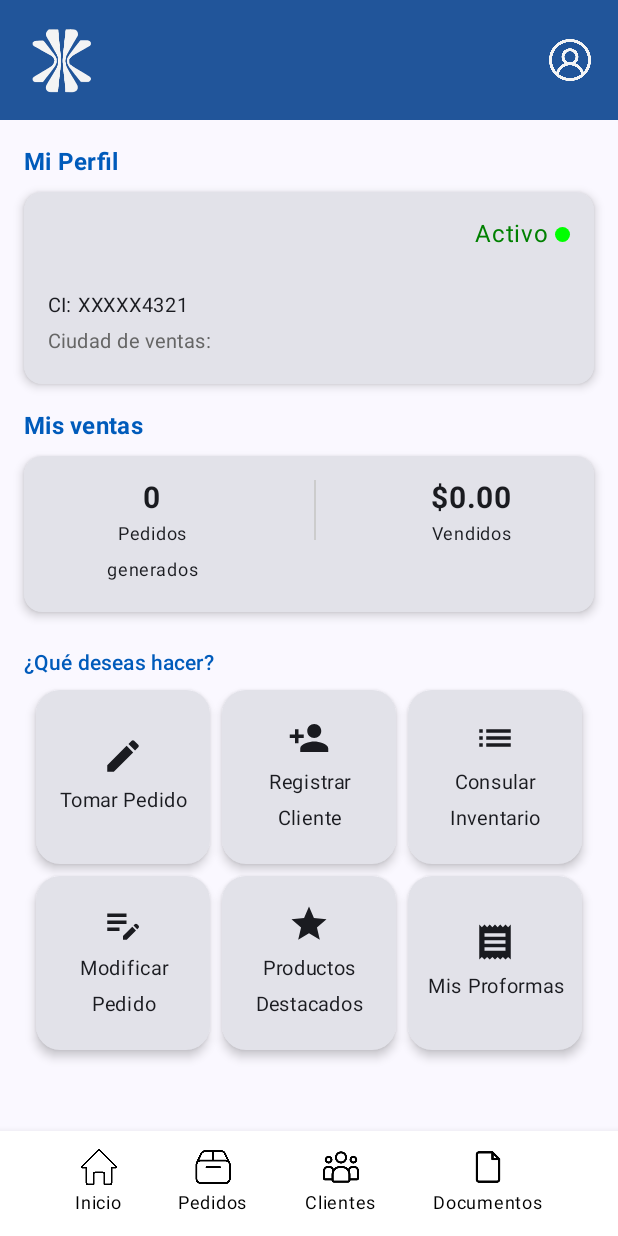
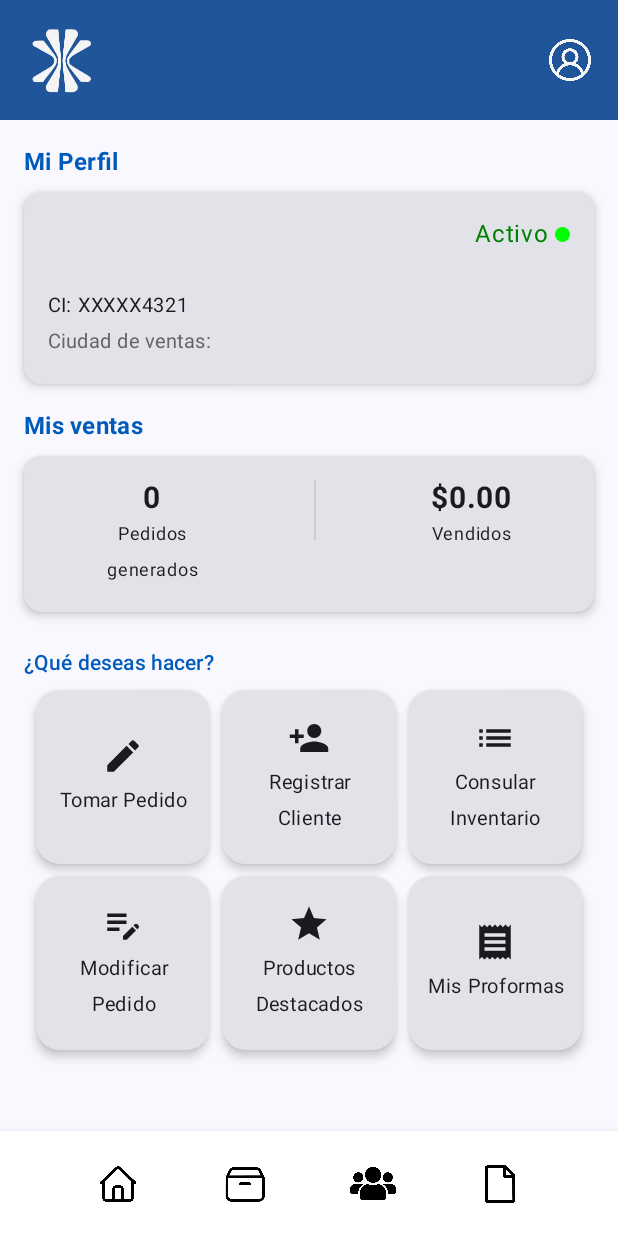
Before and after one commit to PaulCabreraEPN/MOVIL-PRIMA_S.A, an Android app built with Jetpack Compose: the MainScreenActivity screen opened directly, with no data from a screen before it, on a phone screen of 412 x 824 dp. Run offline under Robolectric (Android 15) with nearby library versions, the phone set to English and light mode, and no system bars; our stand-ins replace Dagger/Hilt's generated code; pictures from the network do not load.

Commit message:
New Style in BottomNavBar

```diff
--- a/app/src/main/java/com/example/primasaapp_mvil/view/components/BottomNavBar.kt
+++ b/app/src/main/java/com/example/primasaapp_mvil/view/components/BottomNavBar.kt
@@ -38,16 +38,16 @@ fun BottomNavBar(navController: NavController) {
             horizontalArrangement = Arrangement.SpaceEvenly,
             verticalAlignment = Alignment.CenterVertically
         ) {
-            BottomNavItem(icon = R.drawable.ic_home, label = "Inicio") {
+            BottomNavItem(icon = R.drawable.home_ic_b, label = "Inicio") {
                 navController.navigate("home")
             }
-            BottomNavItem(icon = R.drawable.ic_orders, label = "Pedidos") {
+            BottomNavItem(icon = R.drawable.orders_ic_b, label = "Pedidos") {
                 navController.navigate("inventory")
             }
-            BottomNavItem(icon = R.drawable.ic_clients, label = "Clientes") {
+            BottomNavItem(icon = R.drawable.clients_ic_b, label = "Clientes") {
                 navController.navigate("clients")
             }
-            BottomNavItem(icon = R.drawable.ic_documents, label = "Documentos") {
+            BottomNavItem(icon = R.drawable.document_ic_b, label = "Documentos") {
                 navController.navigate("orders")
             }
         }
@@ -59,19 +59,14 @@ fun BottomNavItem(icon: Int, label: String, onClick: () -> Unit) {
     Column(
         modifier = Modifier
             .clickable { onClick() }
-            .padding(4.dp),
+            .padding(6.dp),
         horizontalAlignment = Alignment.CenterHorizontally
     ) {
         Icon(
             painter = painterResource(id = icon),
             contentDescription = label,
             tint = Color.Black,
-            modifier = Modifier.size(24.dp)
-        )
-        Text(
-            text = label,
-            fontSize = 12.sp,
-            color = Color.Black
+            modifier = Modifier.size(32.dp)
         )
     }
 }
```
Also changed, not shown: app/src/main/res/drawable/clients_ic_b.png (added), app/src/main/res/drawable/document_ic_b.png (added), app/src/main/res/drawable/home_ic_b.png (added), app/src/main/res/drawable/orders_ic_b.png (added).
